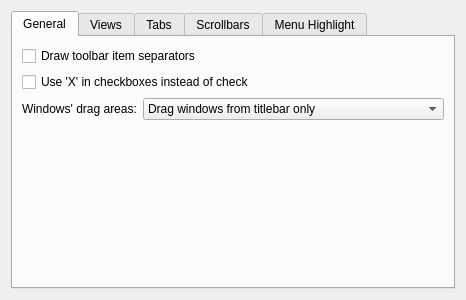
mgottschlag/kwin-tiling, file kstyles/oxygen/config/ui/oxygenappearanceconfigwidget.ui: the form before one commit.
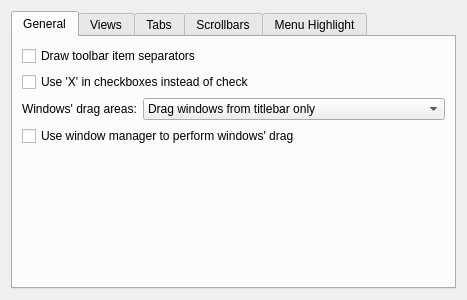
The form after the commit. Custom widgets are drawn as their Qt base class.

Commit message: Added option to not use Window Manager when dragging widgets. for debugging.

What changed in the file:
```diff
--- a/kstyles/oxygen/config/ui/oxygenappearanceconfigwidget.ui
+++ b/kstyles/oxygen/config/ui/oxygenappearanceconfigwidget.ui
@@ -6,7 +6,7 @@
    <rect>
     <x>0</x>
     <y>0</y>
-    <width>457</width>
+    <width>467</width>
     <height>300</height>
    </rect>
   </property>
@@ -83,7 +83,7 @@
          </item>
         </widget>
        </item>
-       <item row="3" column="0">
+       <item row="4" column="0">
         <spacer name="verticalSpacer_3">
          <property name="orientation">
           <enum>Qt::Vertical</enum>
@@ -96,6 +96,13 @@
          </property>
         </spacer>
        </item>
+       <item row="3" column="0" colspan="3">
+        <widget class="QCheckBox" name="useWMMoveResize_">
+         <property name="text">
+          <string>Use window manager to perform windows' drag</string>
+         </property>
+        </widget>
+       </item>
       </layout>
      </widget>
      <widget class="QWidget" name="tab_2">
```
The commit also changes 5 other files.
